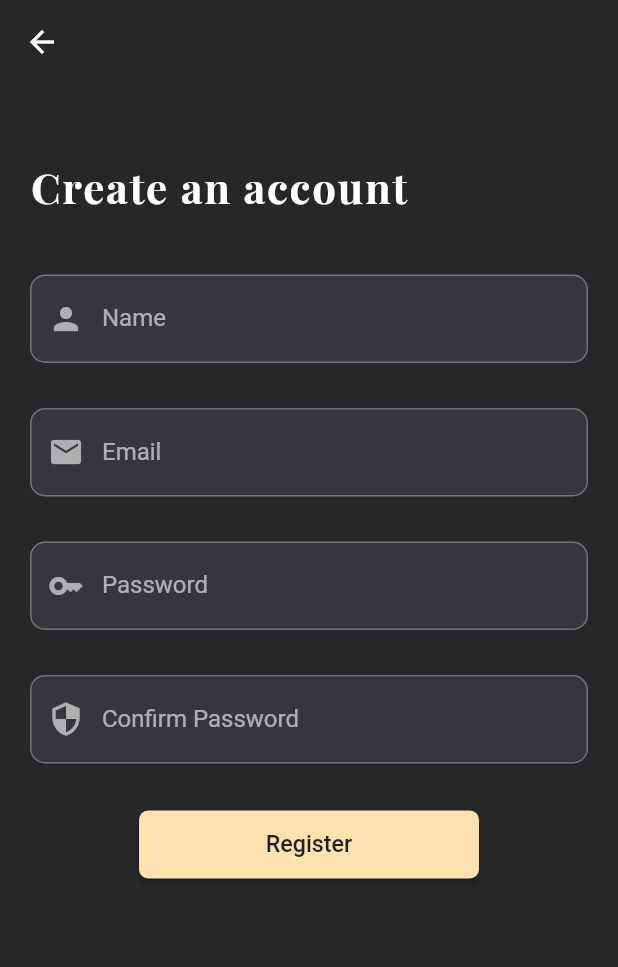
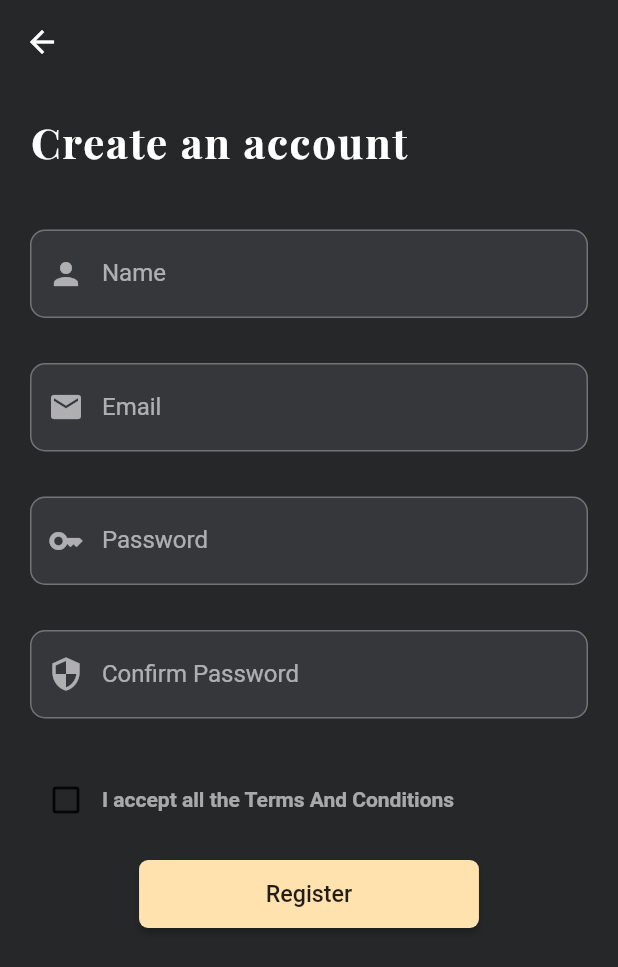
Before and after one commit to Utopia7017/utopia, a Flutter app: the SignUpScreen screen opened by its route, on a phone screen of 412 x 824 dp. Shown: the top 967 px of the screen. Run offline on Flutter 3.47's test engine with Material 2 defaults, Android fonts, the phone set to English and light mode, and no system bars; our stand-ins replace dio, firebase_auth, firebase_core, flutter_advanced_drawer, flutter_dotenv, image_picker; accounts and stored records are empty.

Commit message:
Checkbox and vlidater

```diff
--- a/lib/view/screens/AuthScreen/signup_screen.dart
+++ b/lib/view/screens/AuthScreen/signup_screen.dart
@@ -26,6 +26,7 @@ class SignUpScreen extends StatelessWidget {
   final firebase.Authservice _auth =
       firebase.Authservice(FirebaseAuth.instance);
   final space = const SizedBox(height: 30);
+  bool ischecked = false;
 
   @override
   Widget build(BuildContext context) {
@@ -37,7 +38,7 @@ class SignUpScreen extends StatelessWidget {
       backgroundColor: authBackground,
       body: SafeArea(
         child: SingleChildScrollView(
-          padding: const EdgeInsets.symmetric(horizontal: 20, vertical: 50),
+          padding: const EdgeInsets.symmetric(horizontal: 20, vertical: 20),
           child: Form(
             key: _formKey,
             child: Column(
@@ -102,10 +103,43 @@ class SignUpScreen extends StatelessWidget {
                     color: Colors.white60,
                   ),
                   validator: (val) {
-                    if (val!.isEmpty) return "Confirm Password cannot be empty";
+                    if (val!.isEmpty)
+                    {
+                      return "Textfield cannot be empty";
+                    }
+                    else if(passwordController.value != confirmPasswordController.value)
+                    {
+                      return "password didn't match" ;
+                    }
+                    else
+                    return null;
                   },
                 ),
                 space,
+                Row(
+                  children: [
+                    Consumer<AuthScreenController>(
+                      builder: (context, controller, child) {
+                        return IconButton(
+                          onPressed: () {
+                            if(controller.termsCondition ){
+                              controller.declineTermsCondition();
+                            }
+                            else
+                            {
+                              controller.acceptTermsCcondition();
+                            }
+
+                          },
+                           icon:Icon(controller.termsCondition? Icons.check_box : Icons.check_box_outline_blank_outlined) );
+                      },
+                    ),
+                Text('I accept all the Terms And Conditions ',style: TextStyle(color: Colors.white60, fontWeight: FontWeight.bold),)
+                  ],
+                ),
+                SizedBox(
+                  height: 15,
+                ),
                 Center(
                   child: SizedBox(
                     width: displayWidth(context) * 0.55,
```
Also changed, not shown: lib/controlller/auth_screen_controller.dart (+10 -0 lines).
